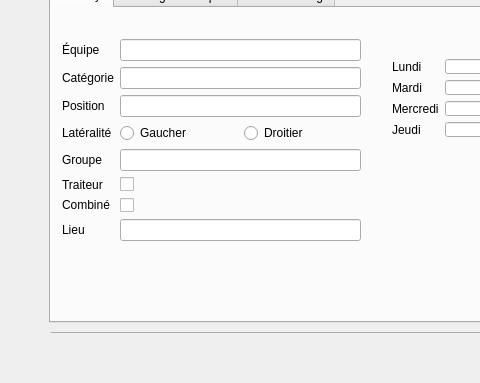
The window that AjouterPat/mainwindow.ui (EPAFprojet/Epaf) describes before a commit, drawn with Qt 5; both pictures show x 91 to 571 and y 415 to 798 of the 1076 by 798 pixel window.
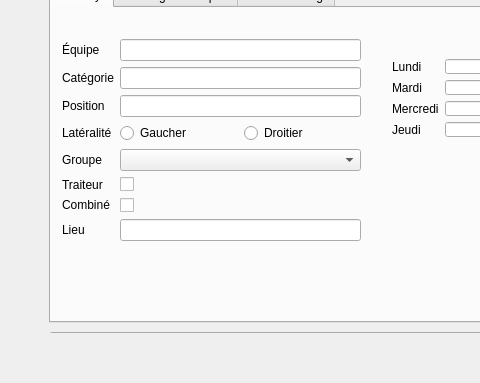
The same window after the commit. The open tabs and pages were chosen to show the change. Icons and pictures are not drawn.

Diff of the .ui file:
```diff
--- a/AjouterPat/mainwindow.ui
+++ b/AjouterPat/mainwindow.ui
@@ -302,9 +302,6 @@
           <item row="2" column="1">
            <widget class="QLineEdit" name="positionlineEdit"/>
           </item>
-          <item row="4" column="1">
-           <widget class="QLineEdit" name="groupeHocklineEdit"/>
-          </item>
           <item row="6" column="1">
            <widget class="QCheckBox" name="CombinecheckBox">
             <property name="text">
@@ -347,6 +344,9 @@
             </item>
            </layout>
           </item>
+          <item row="4" column="1">
+           <widget class="QComboBox" name="groupeHockcomboBox"/>
+          </item>
          </layout>
         </widget>
         <widget class="QWidget" name="traiteurWid" native="true">
```
Left out of the diff: 10 changed lines with no effect on the pictures.
